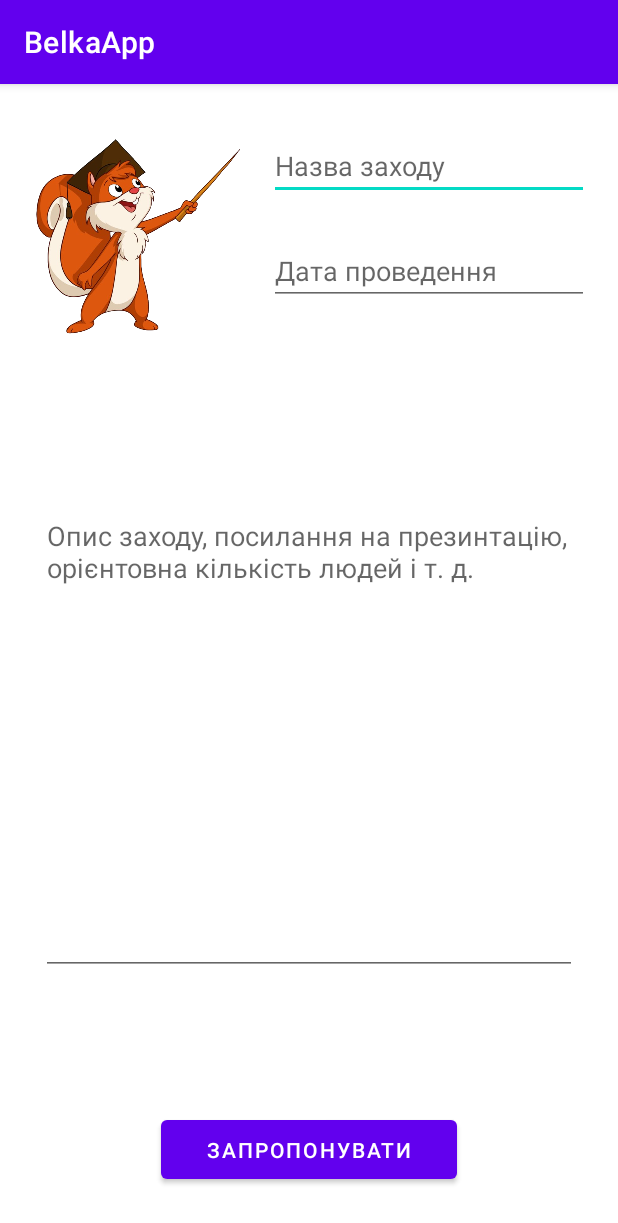
After one commit to alexandr-gnrk/BelkaApp, an Android app: the fragment SuggestFragment shown on its own in the app's theme, on a phone screen of 412 x 824 dp. The commit adds this screen. Shown: the top 1223 px of the screen. Run offline under Robolectric (Android 15) with nearby library versions, the phone set to English and light mode, and no system bars.

Commit message:
Suggest fragment template added.

```diff
--- /dev/null
+++ b/app/src/main/java/com/example/belkaapp/ui/suggest/SuggestFragment.kt
@@ -0,0 +1,32 @@
+package com.example.belkaapp.ui.suggest
+
+import androidx.lifecycle.ViewModelProvider
+import android.os.Bundle
+import androidx.fragment.app.Fragment
+import android.view.LayoutInflater
+import android.view.View
+import android.view.ViewGroup
+import com.example.belkaapp.R
+
+class SuggestFragment : Fragment() {
+
+    companion object {
+        fun newInstance() = SuggestFragment()
+    }
+
+    private lateinit var viewModel: SuggestViewModel
+
+    override fun onCreateView(
+        inflater: LayoutInflater, container: ViewGroup?,
+        savedInstanceState: Bundle?
+    ): View? {
+        return inflater.inflate(R.layout.fragment_suggest, container, false)
+    }
+
+    override fun onActivityCreated(savedInstanceState: Bundle?) {
+        super.onActivityCreated(savedInstanceState)
+        viewModel = ViewModelProvider(this).get(SuggestViewModel::class.java)
+        // TODO: Use the ViewModel
+    }
+
+}
--- /dev/null
+++ b/app/src/main/java/com/example/belkaapp/ui/suggest/SuggestViewModel.kt
@@ -0,0 +1,7 @@
+package com.example.belkaapp.ui.suggest
+
+import androidx.lifecycle.ViewModel
+
+class SuggestViewModel : ViewModel() {
+    // TODO: Implement the ViewModel
+}
--- /dev/null
+++ b/app/src/main/res/layout/fragment_suggest.xml
@@ -0,0 +1,69 @@
+<?xml version="1.0" encoding="utf-8"?>
+<androidx.constraintlayout.widget.ConstraintLayout xmlns:android="http://schemas.android.com/apk/res/android"
+    xmlns:app="http://schemas.android.com/apk/res-auto"
+    xmlns:tools="http://schemas.android.com/tools"
+    android:layout_width="match_parent"
+    android:layout_height="match_parent"
+    tools:context=".ui.suggest.SuggestFragment">
+
+    <ImageView
+        android:id="@+id/imageView8"
+        android:layout_width="136dp"
+        android:layout_height="140dp"
+        android:layout_marginStart="24dp"
+        android:layout_marginLeft="24dp"
+        android:layout_marginTop="32dp"
+        android:adjustViewBounds="true"
+        android:src="@drawable/belka_board"
+        app:layout_constraintStart_toStartOf="parent"
+        app:layout_constraintTop_toTopOf="parent" />
+
+    <EditText
+        android:id="@+id/editTextTextPersonName3"
+        android:layout_width="wrap_content"
+        android:layout_height="wrap_content"
+        android:layout_marginTop="32dp"
+        android:ems="10"
+        android:hint="Назва заходу"
+        android:inputType="textPersonName|textEmailAddress"
+        app:layout_constraintEnd_toEndOf="parent"
+        app:layout_constraintStart_toEndOf="@+id/imageView8"
+        app:layout_constraintTop_toTopOf="parent" />
+
+    <EditText
+        android:id="@+id/editTextDate"
+        android:layout_width="wrap_content"
+        android:layout_height="wrap_content"
+        android:ems="10"
+        android:hint="Дата проведення"
+        android:inputType="date"
+        app:layout_constraintBottom_toBottomOf="@+id/imageView8"
+        app:layout_constraintEnd_toEndOf="@+id/editTextTextPersonName3"
+        app:layout_constraintStart_toStartOf="@+id/editTextTextPersonName3"
+        app:layout_constraintTop_toBottomOf="@+id/editTextTextPersonName3" />
+
+    <EditText
+        android:id="@+id/editTextTextMultiLine2"
+        android:layout_width="357dp"
+        android:layout_height="315dp"
+        android:layout_marginTop="16dp"
+        android:ems="10"
+        android:gravity="start|top"
+        android:hint="Опис заходу, посилання на презинтацію, орієнтовна кількість людей і т. д."
+        android:inputType="textMultiLine"
+        app:layout_constraintBottom_toTopOf="@+id/button3"
+        app:layout_constraintEnd_toEndOf="parent"
+        app:layout_constraintStart_toStartOf="parent"
+        app:layout_constraintTop_toBottomOf="@+id/imageView8" />
+
+    <Button
+        android:id="@+id/button3"
+        android:layout_width="197dp"
+        android:layout_height="51dp"
+        android:layout_marginBottom="32dp"
+        android:text="Запропонувати"
+        app:layout_constraintBottom_toBottomOf="parent"
+        app:layout_constraintEnd_toEndOf="parent"
+        app:layout_constraintStart_toStartOf="parent" />
+
+</androidx.constraintlayout.widget.ConstraintLayout>
```
Also changed, not shown: app/src/main/java/com/example/belkaapp/ui/events/EventsFragment.kt (added, +32 -0 lines), app/src/main/java/com/example/belkaapp/ui/events/EventsViewModel.kt (added, +7 -0 lines), app/src/main/res/drawable/event_icon.xml (added, +9 -0 lines), app/src/main/res/drawable/lamp_icon.xml (added, +9 -0 lines), app/src/main/res/layout/fragment_events.xml (added, +22 -0 lines), app/src/main/res/menu/activity_main_drawer.xml (+8 -0 lines), app/src/main/res/navigation/mobile_navigation.xml (+10 -0 lines), app/src/main/res/drawable/belka_board.png (added).
